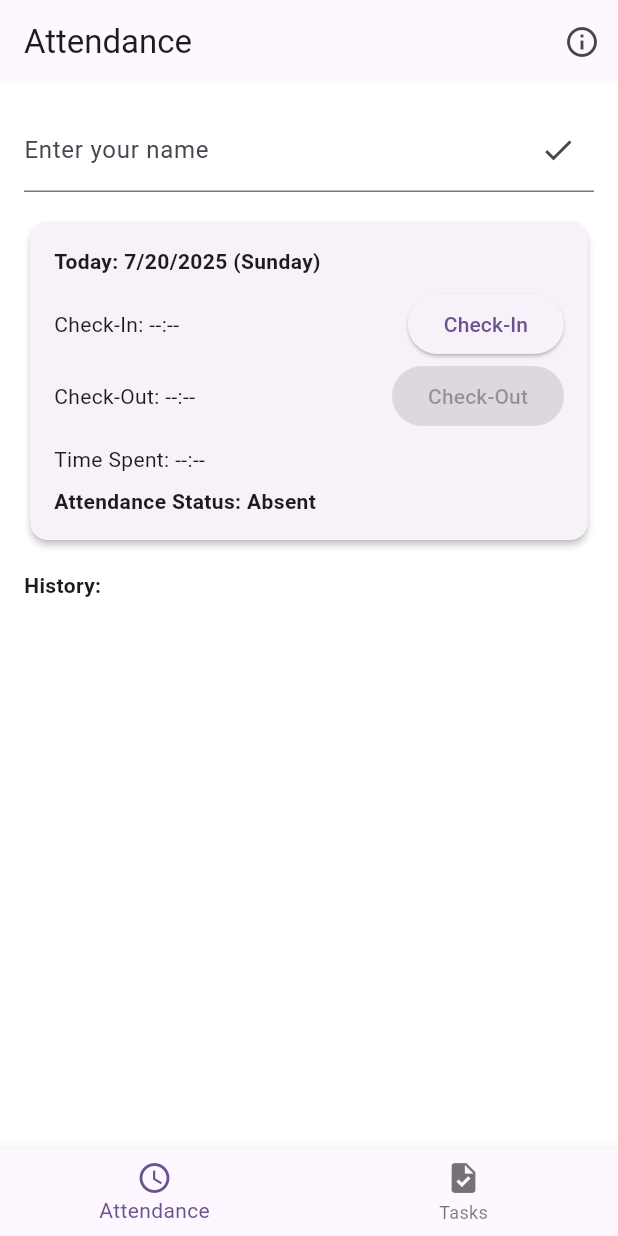
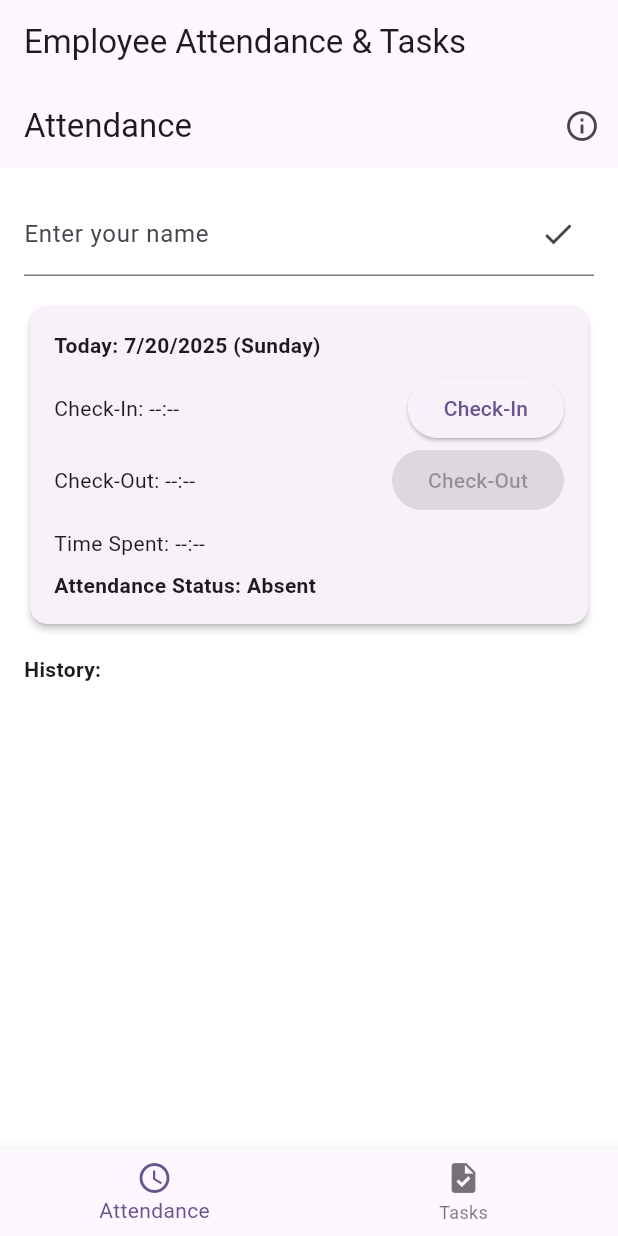
Before and after one commit to KGVJWijesooriya/Employee-Attendance-Daily-Tasks-App, a Flutter app: the screen it shows after launch, on a phone screen of 412 x 824 dp. Run offline on Flutter 3.47's test engine with Material 3 defaults, Android fonts, the phone set to English and light mode, and no system bars; our stand-ins replace shared_preferences.

Commit message:
new code update

```diff
--- a/lib/main.dart
+++ b/lib/main.dart
@@ -49,8 +49,13 @@ class _MainNavigationState extends State<MainNavigation> {
   }
 
   void _simulateError() async {
+    print('Error simulation triggered');
     try {
       ErrorSimulation.triggerError();
+      // If no error is thrown, still show a message
+      setState(() {
+        _errorMessage = 'Error simulation completed.';
+      });
     } catch (e) {
       setState(() {
         _errorMessage = 'Failed to save, please try again.';
@@ -61,6 +66,12 @@ class _MainNavigationState extends State<MainNavigation> {
   @override
   Widget build(BuildContext context) {
     return Scaffold(
+      appBar: AppBar(
+        title: GestureDetector(
+          onLongPress: _simulateError,
+          child: const Text('Employee Attendance & Tasks'),
+        ),
+      ),
       body: Stack(
         children: [
           _screens[_selectedIndex],
```
Also changed, not shown: 1 other file.
